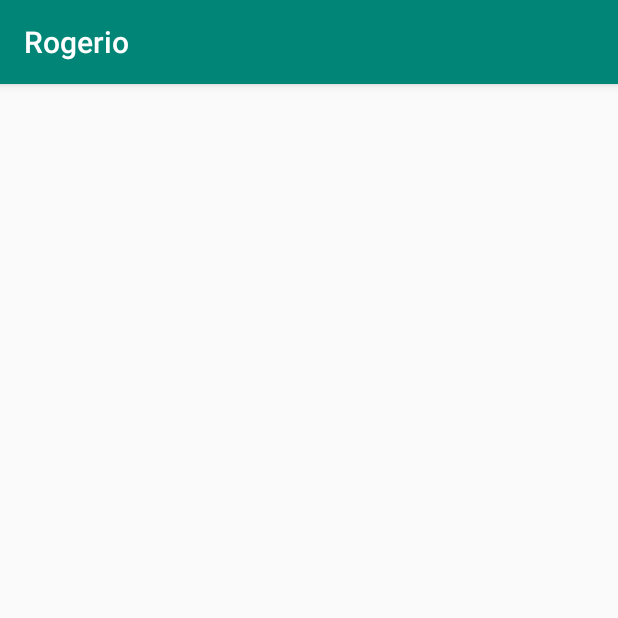
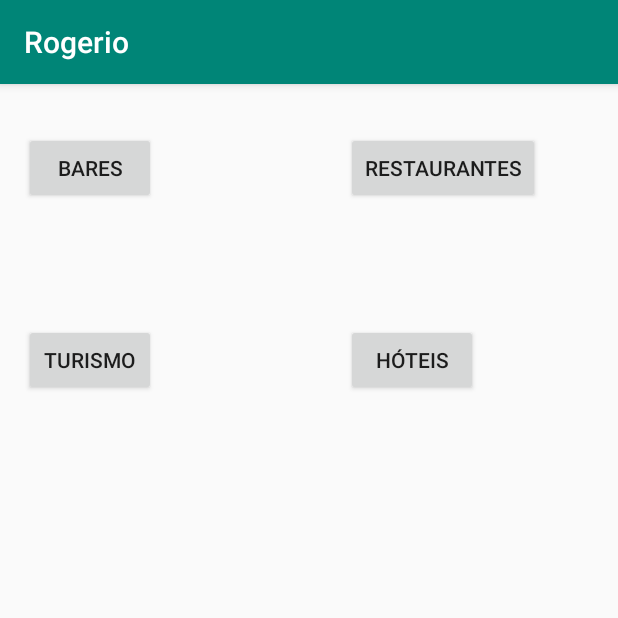
Before and after one commit to LuizTeixeira15/Rogerio, an Android app: the screen it shows after launch (MainActivity), on a phone screen of 412 x 824 dp, the top half of it. Run offline under Robolectric (Android 15) with nearby library versions, the phone set to English and light mode, and no system bars.

Commit message:
2 commit

```diff
--- a/app/src/main/res/layout/activity_main.xml
+++ b/app/src/main/res/layout/activity_main.xml
@@ -7,7 +7,47 @@
     tools:context=".MainActivity">
 
 
+    <Button
+        android:id="@+id/bt_bar"
+        android:layout_width="wrap_content"
+        android:layout_height="wrap_content"
+        android:layout_marginStart="16dp"
+        android:layout_marginLeft="16dp"
+        android:layout_marginTop="32dp"
+        android:text="Bares"
+        app:layout_constraintStart_toStartOf="parent"
+        app:layout_constraintTop_toTopOf="parent" />
 
+    <Button
+        android:id="@+id/bt_tour"
+        android:layout_width="wrap_content"
+        android:layout_height="wrap_content"
+        android:layout_marginTop="80dp"
+        android:text="Turismo"
+        app:layout_constraintStart_toStartOf="@+id/bt_bar"
+        app:layout_constraintTop_toBottomOf="@+id/bt_bar" />
 
+    <Button
+        android:id="@+id/bt_rest"
+        android:layout_width="wrap_content"
+        android:layout_height="wrap_content"
+        android:layout_marginStart="90dp"
+        android:layout_marginLeft="90dp"
+        android:layout_marginEnd="16dp"
+        android:layout_marginRight="16dp"
+        android:text="Restaurantes"
+        app:layout_constraintEnd_toEndOf="parent"
+        app:layout_constraintStart_toEndOf="@+id/bt_bar"
+        app:layout_constraintTop_toTopOf="@+id/bt_bar" />
 
+    <Button
+        android:id="@+id/bt_hotel"
+        android:layout_width="wrap_content"
+        android:layout_height="wrap_content"
+        android:layout_marginTop="68dp"
+        android:text="Hóteis"
+        app:layout_constraintBottom_toBottomOf="@+id/bt_tour"
+        app:layout_constraintStart_toStartOf="@+id/bt_rest"
+        app:layout_constraintTop_toBottomOf="@+id/bt_rest"
+        app:layout_constraintVertical_bias="1.0" />
 </android.support.constraint.ConstraintLayout>
```
